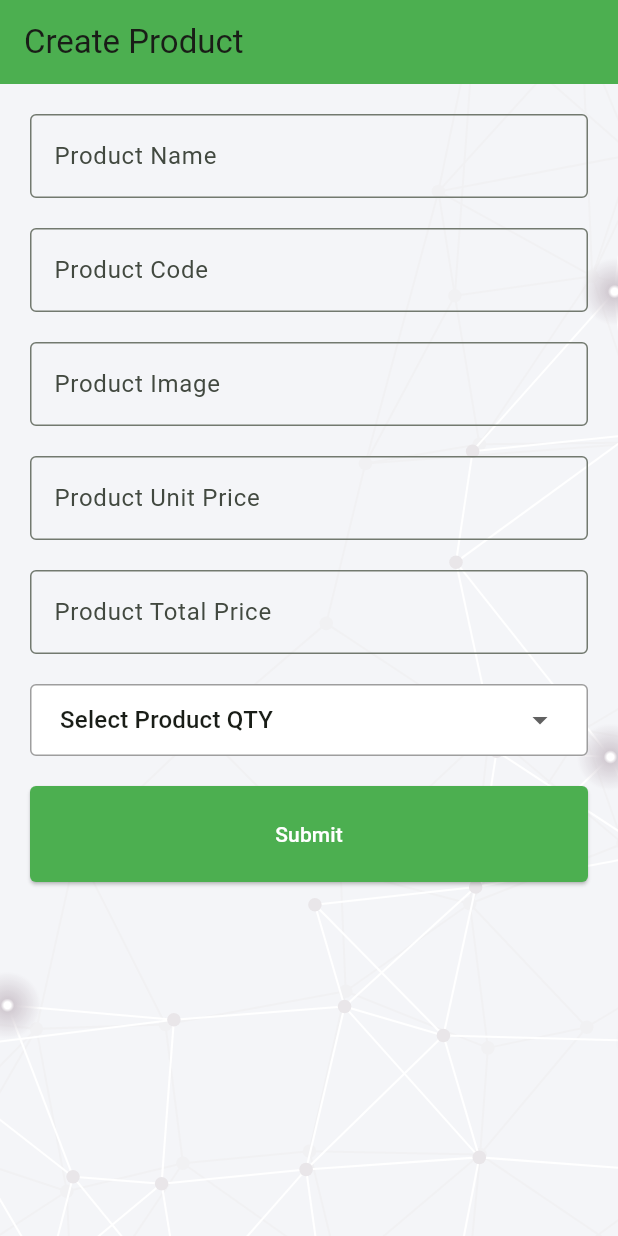
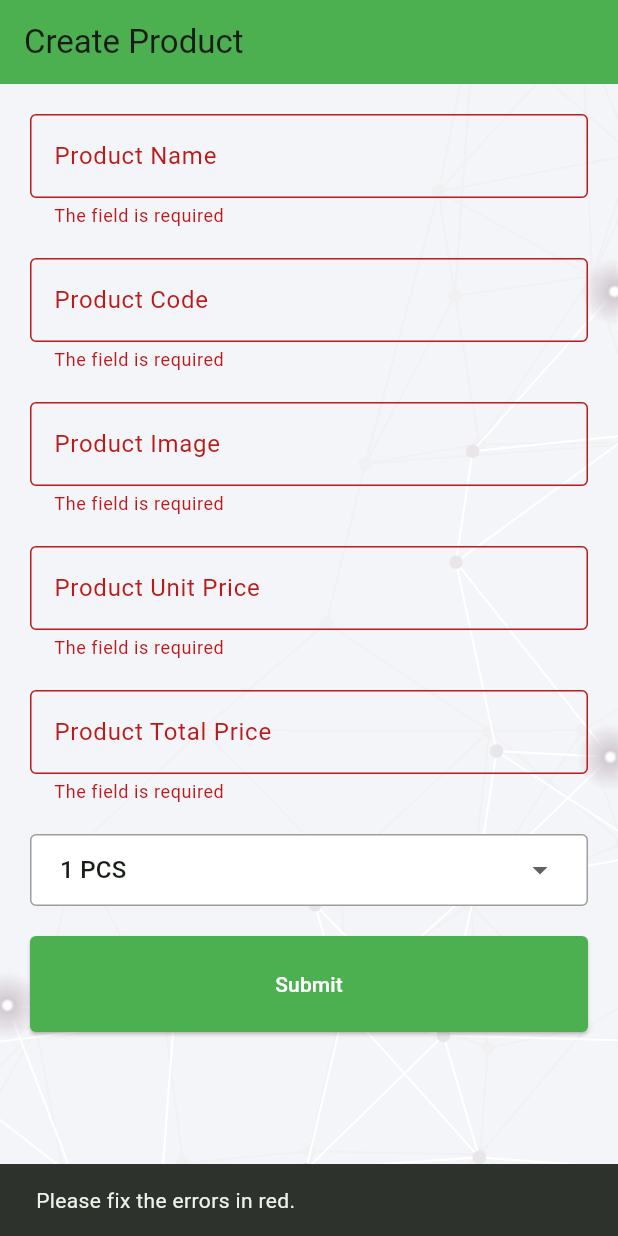
Before and after one commit to MdAnowarHosen/learn-flutter, a Flutter app: the screen it shows after launch, after a tap on "Submit", on a phone screen of 412 x 824 dp. Run offline on Flutter 3.47's test engine with Material 3 defaults, Android fonts, the phone set to English and light mode, and no system bars; our stand-ins replace flutter_svg, fluttertoast, form_validator.

Commit message:
wip: product crud

```diff
--- a/lib/Screen/product_create_screen.dart
+++ b/lib/Screen/product_create_screen.dart
@@ -1,5 +1,6 @@
 import 'package:flutter/material.dart';
-
+import 'package:form_validator/form_validator.dart';
+import '../RestApi/rest_client.dart';
 import '../styles/style.dart';
 
 class ProductCreateScreen extends StatefulWidget {
@@ -10,6 +11,40 @@ class ProductCreateScreen extends StatefulWidget {
 }
 
 class _ProductCreateScreenState extends State<ProductCreateScreen> {
+  Map<String, String> formData = {
+    "Img": "",
+    "ProductCode": "",
+    "ProductName": "",
+    "Qty": "1 pcs",
+    "TotalPrice": "",
+    "UnitPrice": "",
+  };
+
+  final _formKey = GlobalKey<FormState>();
+
+  // 👇 Function to handle form submission
+  submitForm(BuildContext context) async {
+    print('ok');
+    // _formKey.currentState!.validate();
+
+    if (_formKey.currentState!.validate()) {
+      // Form is valid, you can perform submission here
+
+      await productCreateRequest(formData);
+    } else {
+      // Form is invalid
+      ScaffoldMessenger.of(
+        context,
+      ).showSnackBar(SnackBar(content: Text('Please fix the errors in red.')));
+    }
+  }
+
+  inputOnChange(key, inputValue) {
+    setState(() {
+      formData.update(key, (value) => inputValue);
+    });
+  }
+
   @override
   Widget build(BuildContext context) {
     return Scaffold(
@@ -17,7 +52,9 @@ class _ProductCreateScreenState extends State<ProductCreateScreen> {
         title: Text("Create Product"),
         backgroundColor: Colors.green,
       ),
-      body: Stack(
+      body: Form(
+        key: _formKey,
+        child: Stack(
           children: [
             backgroundScreen(context),
             Container(
@@ -27,39 +64,66 @@ class _ProductCreateScreenState extends State<ProductCreateScreen> {
                   children: [
                     TextFormField(
                       decoration: inputDecorationStyle('Product Name'),
+                      onChanged: (value) => inputOnChange('ProductName', value),
+                      validator:
+                          ValidationBuilder().required().minLength(5).build(),
                     ),
                     SizedBox(height: 20),
                     TextFormField(
                       decoration: inputDecorationStyle('Product Code'),
+                      onChanged: (value) => inputOnChange('ProductCode', value),
+                      validator:
+                          ValidationBuilder().required().minLength(5).build(),
                     ),
                     SizedBox(height: 20),
                     TextFormField(
                       decoration: inputDecorationStyle('Product Image'),
+                      onChanged: (value) => inputOnChange('Img', value),
+                      validator: ValidationBuilder().required().url().build(),
                     ),
                     SizedBox(height: 20),
                     TextFormField(
                       decoration: inputDecorationStyle('Product Unit Price'),
+                      onChanged: (value) => inputOnChange('UnitPrice', value),
+                      validator: ValidationBuilder().required().build(),
                     ),
                     SizedBox(height: 20),
                     TextFormField(
                       decoration: inputDecorationStyle('Product Total Price'),
+                      onChanged: (value) => inputOnChange('TotalPrice', value),
+                      validator: ValidationBuilder().required().build(),
                     ),
                     SizedBox(height: 20),
                     AppDropdownStyle(
                       DropdownButton(
-                      value: '',
+                        onChanged: (value) => inputOnChange('Qty', value),
+                        value: formData['Qty'],
                         items: [
                           DropdownMenuItem(
                             child: Text('Select Product QTY'),
                             value: '',
                           ),
-                        DropdownMenuItem(child: Text('1 PCS'), value: '1 pcs'),
-                        DropdownMenuItem(child: Text('2 PCS'), value: '2 pcs'),
-                        DropdownMenuItem(child: Text('3 PCS'), value: '3 pcs'),
-                        DropdownMenuItem(child: Text('4 PCS'), value: '4 pcs'),
-                        DropdownMenuItem(child: Text('5 PCS'), value: '5 pcs'),
+                          DropdownMenuItem(
+                            child: Text('1 PCS'),
+                            value: '1 pcs',
+                          ),
+                          DropdownMenuItem(
+                            child: Text('2 PCS'),
+                            value: '2 pcs',
+                          ),
+                          DropdownMenuItem(
+                            child: Text('3 PCS'),
+                            value: '3 pcs',
+                          ),
+                          DropdownMenuItem(
+                            child: Text('4 PCS'),
+                            value: '4 pcs',
+                          ),
+                          DropdownMenuItem(
+                            child: Text('5 PCS'),
+                            value: '5 pcs',
+                          ),
                         ],
-                      onChanged: (value) {},
                         underline: Container(),
                         isExpanded: true,
                       ),
@@ -69,7 +133,9 @@ class _ProductCreateScreenState extends State<ProductCreateScreen> {
                     Container(
                       width: double.infinity,
                       child: ElevatedButton(
-                      onPressed: () {},
+                        onPressed: () {
+                          submitForm(context);
+                        },
                         child: Text('Submit'),
                         style: buttonStyle(),
                       ),
@@ -80,6 +146,7 @@ class _ProductCreateScreenState extends State<ProductCreateScreen> {
             ),
           ],
         ),
+      ),
     );
   }
 }
--- a/pubspec.yaml
+++ b/pubspec.yaml
@@ -36,6 +36,8 @@ dependencies:
   cupertino_icons: ^1.0.8
   http: ^1.4.0
   flutter_svg: ^2.1.0
+  form_validator: ^2.1.1
+  fluttertoast: ^8.2.12
 
 dev_dependencies:
   flutter_test:
```
Also changed, not shown: lib/RestApi/rest_client.dart (+29 -0 lines), lib/Utility/utility.dart (+26 -0 lines), pubspec.lock. Lines whose indentation alone changed are shown as unchanged.
